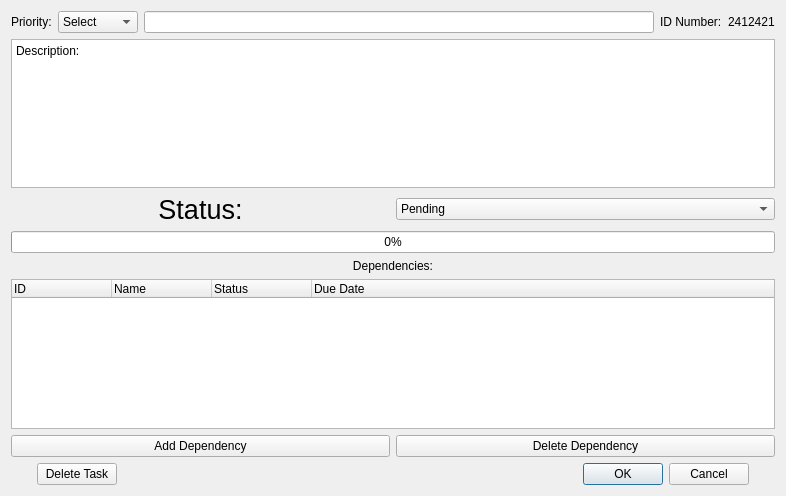
The window that EditTask.ui (CDDDJ-A-2015/Project) describes before a commit, drawn with Qt 5.
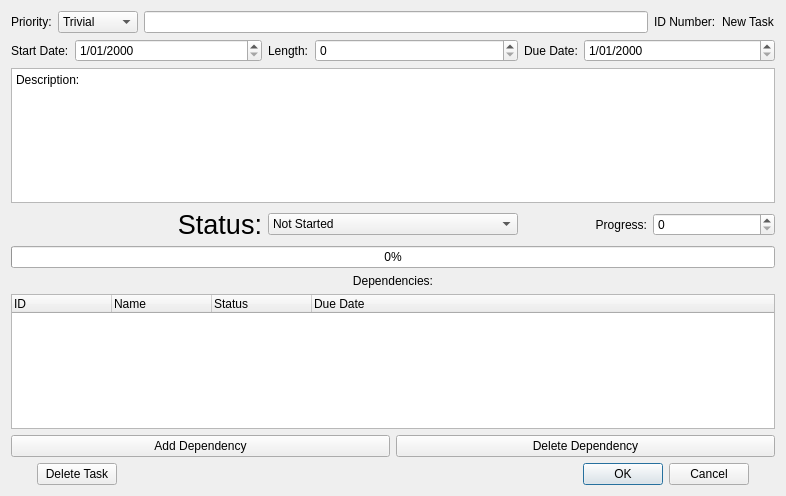
The same window after the commit.

The edit to the form file:
```diff
--- a/EditTask.ui
+++ b/EditTask.ui
@@ -46,11 +46,6 @@
        <property name="editable">
         <bool>false</bool>
        </property>
-       <item>
-        <property name="text">
-         <string>Select</string>
-        </property>
-       </item>
        <item>
         <property name="text">
          <string>Trivial</string>
@@ -102,12 +97,84 @@
         </sizepolicy>
        </property>
        <property name="text">
-        <string>2412421</string>
+        <string>New Task</string>
        </property>
       </widget>
      </item>
     </layout>
    </item>
+   <item>
+    <layout class="QHBoxLayout" name="horizontalLayout_4">
+     <item>
+      <layout class="QHBoxLayout" name="horizontalLayout_8">
+       <item>
+        <widget class="QLabel" name="lDispBegDate">
+         <property name="sizePolicy">
+          <sizepolicy hsizetype="Maximum" vsizetype="Preferred">
+           <horstretch>0</horstretch>
+           <verstretch>0</verstretch>
+          </sizepolicy>
+         </property>
+         <property name="text">
+          <string>Start Date:</string>
+         </property>
+        </widget>
+       </item>
+       <item>
+        <widget class="QDateEdit" name="dStartDate">
+         <property name="displayFormat">
+          <string>d/MM/yyyy</string>
+         </property>
+        </widget>
+       </item>
+      </layout>
+     </item>
+     <item>
+      <layout class="QHBoxLayout" name="horizontalLayout_7">
+       <item>
+        <widget class="QLabel" name="lDispLength">
+         <property name="sizePolicy">
+          <sizepolicy hsizetype="Maximum" vsizetype="Preferred">
+           <horstretch>0</horstretch>
+           <verstretch>0</verstretch>
+          </sizepolicy>
+         </property>
+         <property name="text">
+          <string>Length:</string>
+         </property>
+        </widget>
+       </item>
+       <item>
+        <widget class="QSpinBox" name="sLength"/>
+       </item>
+      </layout>
+     </item>
+     <item>
+      <layout class="QHBoxLayout" name="horizontalLayout_6">
+       <item>
+        <widget class="QLabel" name="lDispDueDate">
+         <property name="sizePolicy">
+          <sizepolicy hsizetype="Maximum" vsizetype="Preferred">
+           <horstretch>0</horstretch>
+           <verstretch>0</verstretch>
+          </sizepolicy>
+         </property>
+         <property name="text">
+          <string>Due Date:</string>
+         </property>
+        </widget>
+       </item>
+       <item>
+        <widget class="QDateEdit" name="dDueDate">
+         <property name="displayFormat">
+          <string>d/MM/yyyy</string>
+         </property>
+        </widget>
+       </item>
+      </layout>
+     </item>
+    </layout>
+   </item>
    <item>
     <widget class="QPlainTextEdit" name="eDesc">
      <property name="plainText">
@@ -129,12 +196,15 @@
         <string>Status:</string>
        </property>
        <property name="alignment">
-        <set>Qt::AlignCenter</set>
+        <set>Qt::AlignRight|Qt::AlignTrailing|Qt::AlignVCenter</set>
        </property>
       </widget>
      </item>
      <item>
       <widget class="QComboBox" name="cStatus">
+       <property name="currentIndex">
+        <number>1</number>
+       </property>
        <item>
         <property name="text">
          <string>Pending</string>
@@ -157,6 +227,27 @@
        </item>
       </widget>
      </item>
+     <item>
+      <layout class="QHBoxLayout" name="horizontalLayout_9">
+       <item>
+        <widget class="QLabel" name="lDispProgress">
+         <property name="text">
+          <string>Progress:</string>
+         </property>
+         <property name="alignment">
+          <set>Qt::AlignRight|Qt::AlignTrailing|Qt::AlignVCenter</set>
+         </property>
+        </widget>
+       </item>
+       <item>
+        <widget class="QSpinBox" name="sProgress">
+         <property name="maximum">
+          <number>100</number>
+         </property>
+        </widget>
+       </item>
+      </layout>
+     </item>
     </layout>
    </item>
    <item>
```
